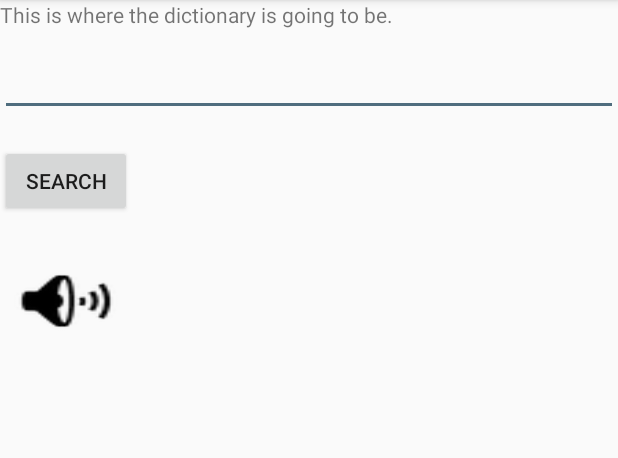
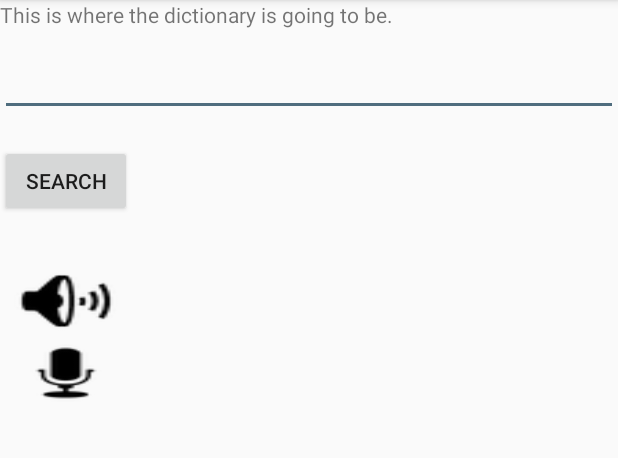
Before and after one commit to Omid-Ettehadi/Language-learning-app, an Android app: the fragment DictionaryFragment shown on its own in the app's theme, on a phone screen of 412 x 824 dp, the part 84-542 px from its top. Run offline under Robolectric (Android 15) with nearby library versions, the light colour scheme and no system bars.

Commit message:
Google Speech to Text + Google Speech Confidence rate

```diff
--- a/app/src/main/java/com/omidettehadi/language_learning_app/DictionaryFragment.java
+++ b/app/src/main/java/com/omidettehadi/language_learning_app/DictionaryFragment.java
@@ -1,9 +1,13 @@
 package com.omidettehadi.language_learning_app;
 
 
+import android.content.Intent;
 import android.os.AsyncTask;
 import android.os.Build;
 import android.os.Bundle;
+import android.speech.RecognitionListener;
+import android.speech.RecognizerIntent;
+import android.speech.SpeechRecognizer;
 import android.speech.tts.TextToSpeech;
 import android.support.annotation.RequiresApi;
 import android.support.v4.app.Fragment;
@@ -14,6 +18,7 @@ import android.view.ViewGroup;
 import android.widget.Button;
 import android.widget.EditText;
 import android.widget.TextView;
+import android.widget.Toast;
 
 import org.json.JSONArray;
 import org.json.JSONException;
@@ -22,17 +27,26 @@ import org.json.JSONObject;
 import java.io.BufferedReader;
 import java.io.InputStreamReader;
 import java.net.URL;
+import java.text.DecimalFormat;
+import java.util.ArrayList;
 import java.util.Locale;
 
 import javax.net.ssl.HttpsURLConnection;
 
+import static android.content.ContentValues.TAG;
+
 
 public class DictionaryFragment extends Fragment implements TextToSpeech.OnInitListener {
 
-    private TextView tvResult;
+    private TextView tvResult, tvSpeakNow;
     private EditText etInput;
-    private Button btnSearch, btnVoice;
+    private Button btnSearch, btnVoice, btnSpeakNow;
     private TextToSpeech tts;
+    private SpeechRecognizer speechrecognizer;
+    private Intent speechrecognizerIntent;
+    private boolean IsListening, packageName;
+    private String GoogleScore;
+
 
     public DictionaryFragment() {
         // Required empty public constructor
@@ -43,11 +57,23 @@ public class DictionaryFragment extends Fragment implements TextToSpeech.OnInitL
                              Bundle savedInstanceState) {
         View view = inflater.inflate(R.layout.fragment_dictionary, container, false);
         // Inflate the layout for this fragment
-        tvResult = (TextView)view.findViewById(R.id.tvResult);
-        etInput = (EditText)view.findViewById(R.id.etInput);
-        btnSearch = (Button)view.findViewById(R.id.btnSearch);
-        btnVoice = (Button)view.findViewById(R.id.btnVoice);
-        tts = new TextToSpeech(getActivity(),DictionaryFragment.this);
+        tvResult = (TextView) view.findViewById(R.id.tvResult);
+        tvSpeakNow = (TextView) view.findViewById(R.id.tvSpeakNow);
+        etInput = (EditText) view.findViewById(R.id.etInput);
+        btnSearch = (Button) view.findViewById(R.id.btnSearch);
+        btnVoice = (Button) view.findViewById(R.id.btnVoice);
+        btnSpeakNow = (Button) view.findViewById(R.id.btnSpeakNow);
+        tts = new TextToSpeech(getActivity(), DictionaryFragment.this);
+
+
+        speechrecognizer = SpeechRecognizer.createSpeechRecognizer(getActivity());
+        speechrecognizerIntent = new Intent(RecognizerIntent.ACTION_RECOGNIZE_SPEECH);
+        speechrecognizerIntent.putExtra(RecognizerIntent.EXTRA_LANGUAGE_MODEL,
+                RecognizerIntent.LANGUAGE_MODEL_FREE_FORM);
+        speechrecognizerIntent.putExtra(RecognizerIntent.EXTRA_CALLING_PACKAGE, this.getPackageName());
+        SpeechRecognitionListener listener = new SpeechRecognitionListener();
+        speechrecognizer.setRecognitionListener(listener);
+
 
         // See if Search Button is pressed
         // Run Search for the word in the input EditText
@@ -69,7 +95,96 @@ public class DictionaryFragment extends Fragment implements TextToSpeech.OnInitL
             }
         });
 
+        // See if Listen Button is pressed
+        // Run Speech Recognition
+        btnSpeakNow.setOnClickListener(new View.OnClickListener() {
+            @Override
+            public void onClick(View v) {
+                // Pronounce the word
+                if (!IsListening)
+                {
+                    speechrecognizer.startListening(speechrecognizerIntent);
+                }
+            }
+        });
+
         return view;
+    }
+
+    public boolean getPackageName() {
+        return packageName;
+    }
+
+    protected class SpeechRecognitionListener implements RecognitionListener
+    {
+
+        @Override
+        public void onBeginningOfSpeech()
+        {
+            Toast.makeText(getActivity(), "Recording", Toast.LENGTH_SHORT).show();
+        }
+
+        @Override
+        public void onBufferReceived(byte[] buffer)
+        {
+
+        }
+
+        @Override
+        public void onEndOfSpeech()
+        {
+            Toast.makeText(getActivity(), "Done!", Toast.LENGTH_SHORT).show();
+            IsListening = false;
+
+        }
+
+        @Override
+        public void onError(int error)
+        {
+            speechrecognizer.startListening(speechrecognizerIntent);
+        }
+
+        @Override
+        public void onEvent(int eventType, Bundle params)
+        {
+
+        }
+
+        @Override
+        public void onPartialResults(Bundle partialResults)
+        {
+
+        }
+
+        @Override
+        public void onReadyForSpeech(Bundle params)
+        {
+
+        }
+
+        @RequiresApi(api = Build.VERSION_CODES.KITKAT)
+        @Override
+        public void onResults(Bundle results)
+        {
+            ArrayList<String> matches = results.getStringArrayList(SpeechRecognizer.RESULTS_RECOGNITION);
+            float[] score = results.getFloatArray(SpeechRecognizer.CONFIDENCE_SCORES);
+
+            for (int i = 0 ; i < matches.size() ; i++){
+                if(matches.get(i).toString().equals(etInput.getText().toString())){
+                    GoogleScore = String.valueOf(score[i]*100);
+                    tvSpeakNow.setText( System.lineSeparator() + "Your pronunciation is at " + GoogleScore + " % ");
+                    break;
+                }
+                else{
+                    tvSpeakNow.setText( System.lineSeparator() + "Sorry, What was that?");
+                }
+            }
+        }
+
+        @Override
+        public void onRmsChanged(float rmsdB)
+        {
+        }
     }
 
     private String dictionaryEntries() {
@@ -186,6 +301,10 @@ public class DictionaryFragment extends Fragment implements TextToSpeech.OnInitL
             tts.stop();
             tts.shutdown();
         }
+        if (speechrecognizer != null)
+        {
+            speechrecognizer.destroy();
+        }
         super.onDestroy();
     }
     private void speakOut() {
--- a/app/src/main/res/layout/fragment_dictionary.xml
+++ b/app/src/main/res/layout/fragment_dictionary.xml
@@ -50,6 +50,18 @@
         android:background="@android:drawable/ic_lock_silent_mode_off"
         android:backgroundTint="@color/black" />
 
+    <Button
+        android:id="@+id/btnSpeakNow"
+        android:layout_width="wrap_content"
+        android:layout_height="wrap_content"
+        android:background="@android:drawable/ic_btn_speak_now"
+        android:backgroundTint="@color/black" />
+
+    <TextView
+        android:id="@+id/tvSpeakNow"
+        android:layout_width="match_parent"
+        android:layout_height="36dp" />
+
     <TextView
         android:id="@+id/tvResult"
         android:layout_width="match_parent"
```
